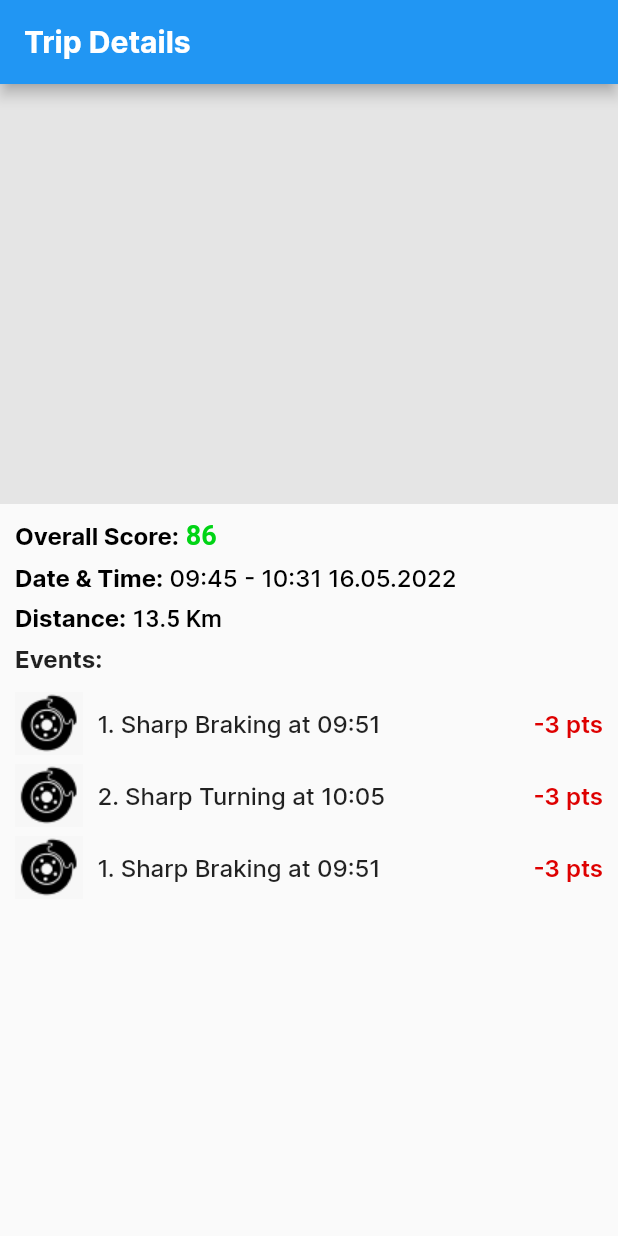
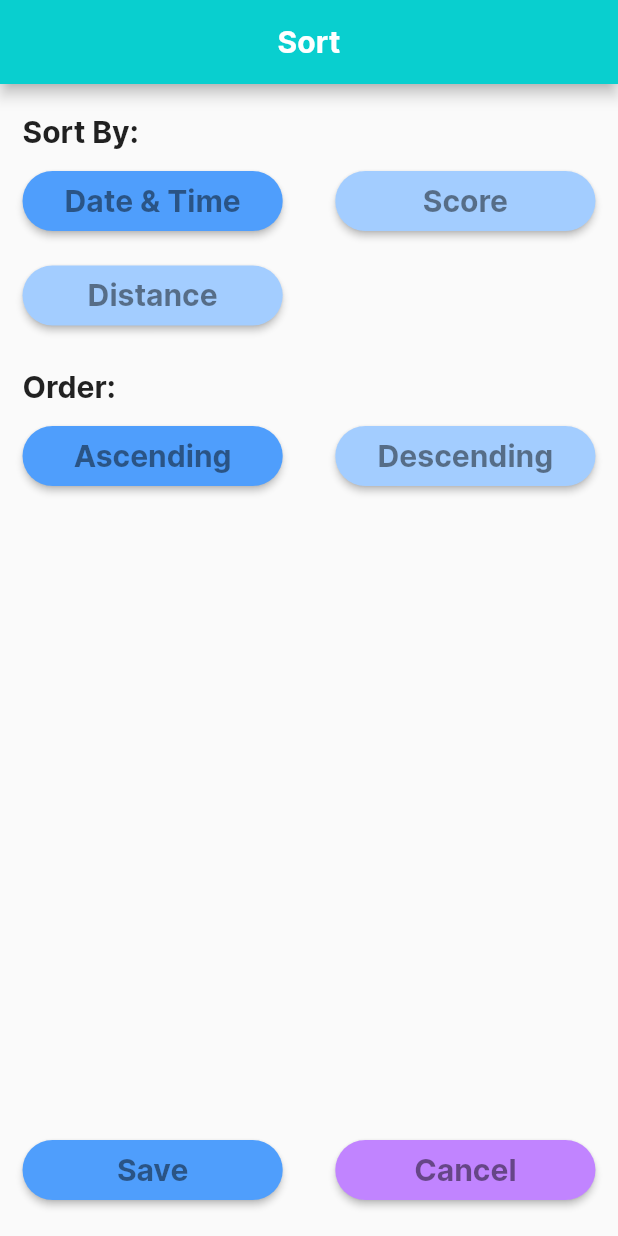
Before and after one commit to SanjulaHaz/Andrii-Melnychuk-Flutter-UI, a Flutter app: the screen it shows after launch, on a phone screen of 412 x 824 dp. Run offline on Flutter 3.47's test engine with Material 2 defaults, Android fonts, the phone set to English and light mode, and no system bars.

Commit message:
Add sort page

```diff
--- a/lib/main.dart
+++ b/lib/main.dart
@@ -1,5 +1,6 @@
 import 'package:andrii_melnychuk_flutter_ui/home.dart';
 import 'package:andrii_melnychuk_flutter_ui/login.dart';
+import 'package:andrii_melnychuk_flutter_ui/sort.dart';
 import 'package:andrii_melnychuk_flutter_ui/trip-details.dart';
 import 'package:flutter/material.dart';
 
@@ -15,7 +16,7 @@ class MyApp extends StatelessWidget {
       theme: ThemeData(
           primaryColor: Color(0xff09CFCF),
       ),
-      home: TripDetails(),
+      home: Sort(),
     );
   }
 }
--- /dev/null
+++ b/lib/sort.dart
@@ -0,0 +1,277 @@
+import 'package:flutter/material.dart';
+
+class Sort extends StatelessWidget {
+  const Sort({Key? key}) : super(key: key);
+
+  @override
+  Widget build(BuildContext context) {
+    return Scaffold(
+      appBar: AppBar(
+        centerTitle: true,
+        backgroundColor: Theme.of(context).primaryColor,
+        title: Text(
+          "Sort",
+          style: TextStyle(
+            fontFamily: "Inter",
+            fontSize: 20,
+            fontWeight: FontWeight.w700,
+          ),
+        ),
+      ),
+      body: Padding(
+        padding: const EdgeInsets.symmetric(horizontal: 15, vertical: 20),
+        child: Column(
+          crossAxisAlignment: CrossAxisAlignment.start,
+          children: [
+            Text(
+              "Sort By:",
+              style: TextStyle(
+                fontFamily: "Inter",
+                fontSize: 20,
+                fontWeight: FontWeight.w700,
+              ),
+            ),
+            SizedBox(
+              height: 10,
+            ),
+            Row(
+              children: [
+                Expanded(
+                  child: ElevatedButton(
+                    style: ElevatedButton.styleFrom(
+                      primary: Color(0xff4F9EFC),
+                      shape: RoundedRectangleBorder(
+                        borderRadius: BorderRadius.circular(20),
+                      )
+                    ),
+                      onPressed: (){},
+                      child: Padding(
+                        padding: const EdgeInsets.symmetric(vertical: 8, horizontal: 3),
+                        child: Text(
+                          "Date & Time",
+                          style: TextStyle(
+                            color: Color(0xff000000).withOpacity(0.47),
+                            fontFamily: "Inter",
+                            fontSize: 20,
+                            fontWeight: FontWeight.w700,
+                          ),
+                        ),
+                      )
+                  ),
+                ),
+                SizedBox(
+                  width: 35,
+                ),
+                Expanded(
+                  child: ElevatedButton(
+                    style: ElevatedButton.styleFrom(
+                      primary: Color(0xffA3CDFF),
+                      shape: RoundedRectangleBorder(
+                        borderRadius: BorderRadius.circular(20),
+                      )
+                    ),
+                      onPressed: (){},
+                      child: Padding(
+                        padding: const EdgeInsets.symmetric(vertical: 8, horizontal: 3),
+                        child: Text(
+                          "Score",
+                          style: TextStyle(
+                            color: Color(0xff000000).withOpacity(0.47),
+                            fontFamily: "Inter",
+                            fontSize: 20,
+                            fontWeight: FontWeight.w700,
+                          ),
+                        ),
+                      )
+                  ),
+                ),
+              ],
+            ),
+            SizedBox(
+              height: 15,
+            ),
+            Row(
+              children: [
+                Expanded(
+                  child: ElevatedButton(
+                    style: ElevatedButton.styleFrom(
+                        primary: Color(0xffA3CDFF),
+                        shape: RoundedRectangleBorder(
+                        borderRadius: BorderRadius.circular(20),
+                      )
+                    ),
+                      onPressed: (){},
+                      child: Padding(
+                        padding: const EdgeInsets.symmetric(vertical: 8, horizontal: 3),
+                        child: Text(
+                          "Distance",
+                          style: TextStyle(
+                            color: Color(0xff000000).withOpacity(0.47),
+                            fontFamily: "Inter",
+                            fontSize: 20,
+                            fontWeight: FontWeight.w700,
+                          ),
+                        ),
+                      )
+                  ),
+                ),
+                SizedBox(
+                  width: 35,
+                ),
+                Expanded(
+                  child: Opacity(
+                    opacity: 0,
+                    child: ElevatedButton(
+                      style: ElevatedButton.styleFrom(
+                        primary: Color(0xffA3CDFF),
+                        shape: RoundedRectangleBorder(
+                          borderRadius: BorderRadius.circular(20),
+                        )
+                      ),
+                        onPressed: (){},
+                        child: Padding(
+                          padding: const EdgeInsets.symmetric(vertical: 8, horizontal: 3),
+                          child: Text(
+                            "Score",
+                            style: TextStyle(
+                              color: Color(0xff000000).withOpacity(0.47),
+                              fontFamily: "Inter",
+                              fontSize: 20,
+                              fontWeight: FontWeight.w700,
+                            ),
+                          ),
+                        )
+                    ),
+                  ),
+                ),
+              ],
+            ),
+            SizedBox(
+              height: 25,
+            ),
+            Text(
+              "Order:",
+              style: TextStyle(
+                fontFamily: "Inter",
+                fontSize: 20,
+                fontWeight: FontWeight.w700,
+              ),
+            ),
+            SizedBox(
+              height: 10,
+            ),
+            Row(
+              children: [
+                Expanded(
+                  child: ElevatedButton(
+                      style: ElevatedButton.styleFrom(
+                          primary: Color(0xff4F9EFC),
+                          shape: RoundedRectangleBorder(
+                            borderRadius: BorderRadius.circular(20),
+                          )
+                      ),
+                      onPressed: (){},
+                      child: Padding(
+                        padding: const EdgeInsets.symmetric(vertical: 8, horizontal: 3),
+                        child: Text(
+                          "Ascending",
+                          style: TextStyle(
+                            color: Color(0xff000000).withOpacity(0.47),
+                            fontFamily: "Inter",
+                            fontSize: 20,
+                            fontWeight: FontWeight.w700,
+                          ),
+                        ),
+                      )
+                  ),
+                ),
+                SizedBox(
+                  width: 35,
+                ),
+                Expanded(
+                  child: ElevatedButton(
+                      style: ElevatedButton.styleFrom(
+                          primary: Color(0xffA3CDFF),
+                          shape: RoundedRectangleBorder(
+                            borderRadius: BorderRadius.circular(20),
+                          )
+                      ),
+                      onPressed: (){},
+                      child: Padding(
+                        padding: const EdgeInsets.symmetric(vertical: 8, horizontal: 3),
+                        child: Text(
+                          "Descending",
+                          style: TextStyle(
+                            color: Color(0xff000000).withOpacity(0.47),
+                            fontFamily: "Inter",
+                            fontSize: 20,
+                            fontWeight: FontWeight.w700,
+                          ),
+                        ),
+                      )
+                  ),
+                ),
+              ],
+            ),
+            Expanded(
+                child: Container(),
+            ),
+            Row(
+              children: [
+                Expanded(
+                  child: ElevatedButton(
+                      style: ElevatedButton.styleFrom(
+                          primary: Color(0xff4F9EFC),
+                          shape: RoundedRectangleBorder(
+                            borderRadius: BorderRadius.circular(20),
+                          )
+                      ),
+                      onPressed: (){},
+                      child: Padding(
+                        padding: const EdgeInsets.symmetric(vertical: 8, horizontal: 3),
+                        child: Text(
+                          "Save",
+                          style: TextStyle(
+                            color: Color(0xff000000).withOpacity(0.47),
+                            fontFamily: "Inter",
+                            fontSize: 20,
+                            fontWeight: FontWeight.w700,
+                          ),
+                        ),
+                      )
+                  ),
+                ),
+                SizedBox(
+                  width: 35,
+                ),
+                Expanded(
+                  child: ElevatedButton(
+                      style: ElevatedButton.styleFrom(
+                          primary: Color(0xffC184FF),
+                          shape: RoundedRectangleBorder(
+                            borderRadius: BorderRadius.circular(20),
+                          )
+                      ),
+                      onPressed: (){},
+                      child: Padding(
+                        padding: const EdgeInsets.symmetric(vertical: 8, horizontal: 3),
+                        child: Text(
+                          "Cancel",
+                          style: TextStyle(
+                            color: Color(0xff000000).withOpacity(0.47),
+                            fontFamily: "Inter",
+                            fontSize: 20,
+                            fontWeight: FontWeight.w700,
+                          ),
+                        ),
+                      )
+                  ),
+                ),
+              ],
+            ),
+          ],
+        ),
+      ),
+    );
+  }
+}
--- a/lib/trip-details.dart
+++ b/lib/trip-details.dart
@@ -6,6 +6,8 @@ class TripDetails extends StatelessWidget {
   Widget build(BuildContext context) {
     return Scaffold(
       appBar: AppBar(
+        centerTitle: true,
+        backgroundColor: Theme.of(context).primaryColor,
         title: Text(
           "Trip Details",
           style: TextStyle(
```
Also changed, not shown: lib/Filter.dart (added).
